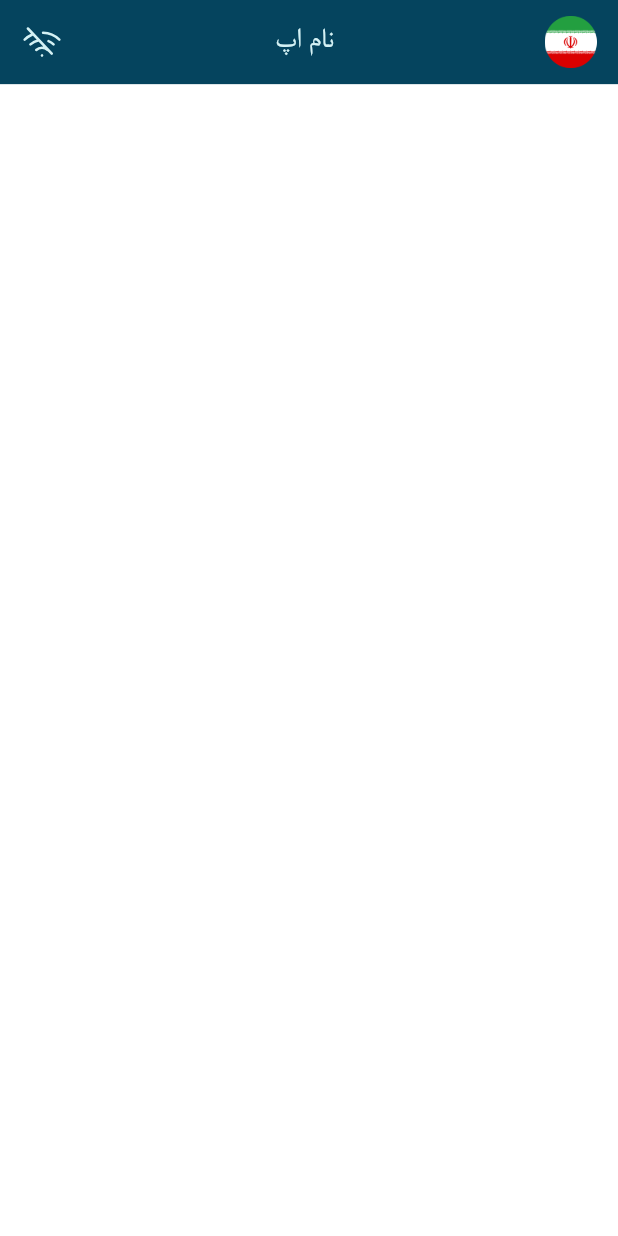
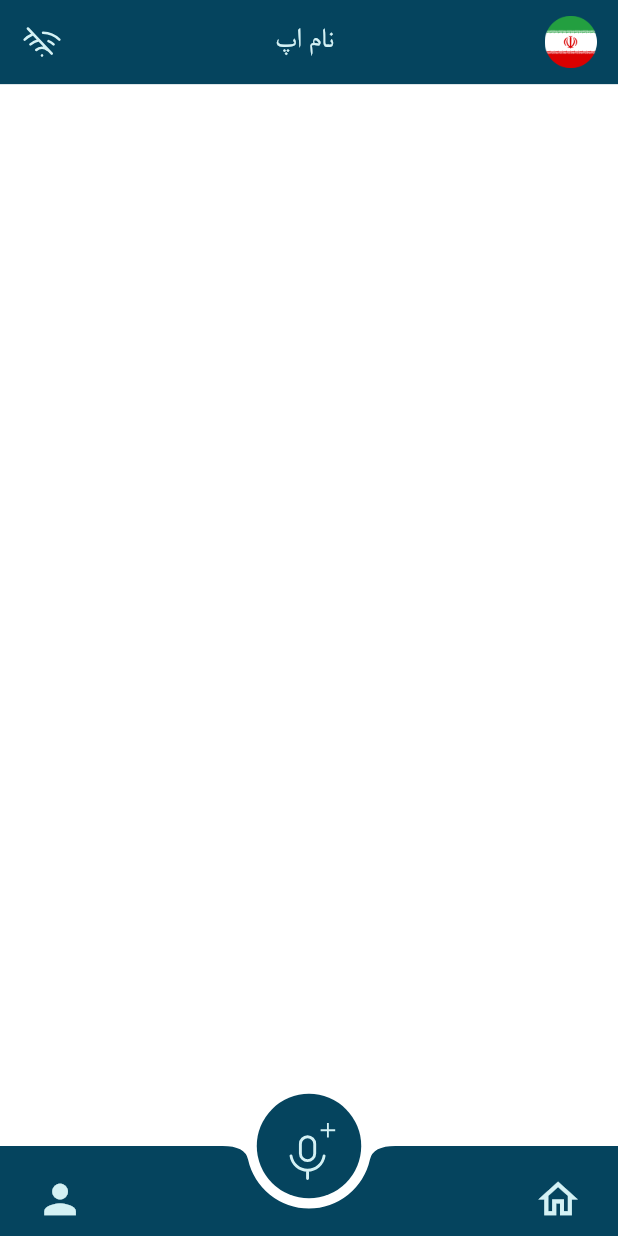
Before and after one commit to alibakhsha/voie_writer, a Flutter app: the screen it shows after launch, on a phone screen of 412 x 824 dp. Run offline on Flutter 3.47's test engine with Material 3 defaults, Android fonts, the light colour scheme and no system bars; our stand-ins replace flutter_bloc, flutter_screenutil, flutter_svg.

Commit message:
UPDATE: add bottom nav

```diff
--- a/lib/gen/assets.gen.dart
+++ b/lib/gen/assets.gen.dart
@@ -15,11 +15,14 @@ class $AssetsIconsGen {
   /// File path: assets/icons/iran.png
   AssetGenImage get iran => const AssetGenImage('assets/icons/iran.png');
 
+  /// File path: assets/icons/mic.svg
+  String get mic => 'assets/icons/mic.svg';
+
   /// File path: assets/icons/wifi-off.svg
   String get wifiOff => 'assets/icons/wifi-off.svg';
 
   /// List of all assets
-  List<dynamic> get values => [iran, wifiOff];
+  List<dynamic> get values => [iran, mic, wifiOff];
 }
 
 class Assets {
--- /dev/null
+++ b/lib/logic/cubit/bottom_nav/bottom_nav_cubit.dart
@@ -0,0 +1,7 @@
+import 'package:flutter_bloc/flutter_bloc.dart';
+
+class BottomNavCubit extends Cubit<int>{
+  BottomNavCubit(): super(0);
+
+  void changeTab(int index) => emit(index);
+}
--- a/lib/main.dart
+++ b/lib/main.dart
@@ -1,13 +1,25 @@
 import 'package:flutter/material.dart';
+import 'package:flutter_bloc/flutter_bloc.dart';
 import 'package:flutter_screenutil/flutter_screenutil.dart';
+import 'package:voie_writer/logic/cubit/bottom_nav/bottom_nav_cubit.dart';
 import 'package:voie_writer/presentation/screens/home_screen.dart';
 
 void main() {
-  runApp(MaterialApp(
-    debugShowCheckedModeBanner: false,
-    home: ScreenUtilInit(
-      designSize: const Size(393,852),
-      child: HomeScreen(),
+  runApp(
+    MaterialApp(
+      debugShowCheckedModeBanner: false,
+      home: ScreenUtilInit(
+        designSize: const Size(393, 852),
+        builder:
+            (context, child) => MultiBlocProvider(
+              providers: [
+                BlocProvider<BottomNavCubit>(
+                  create: (context) => BottomNavCubit(),
+                ),
+              ],
+              child: HomeScreen(),
+            ),
+      ),
     ),
-  ));
+  );
 }
--- a/lib/presentation/screens/home_screen.dart
+++ b/lib/presentation/screens/home_screen.dart
@@ -1,7 +1,10 @@
-import 'package:flutter/cupertino.dart';
 import 'package:flutter/material.dart';
+import 'package:flutter_screenutil/flutter_screenutil.dart';
+import 'package:flutter_svg/svg.dart';
 import 'package:voie_writer/constant/app_color.dart';
+import 'package:voie_writer/gen/assets.gen.dart';
 import 'package:voie_writer/presentation/widgets/app_bar.dart';
+import 'package:voie_writer/presentation/widgets/bottom_nav.dart';
 
 class HomeScreen extends StatelessWidget {
   const HomeScreen({super.key});
@@ -10,9 +13,31 @@ class HomeScreen extends StatelessWidget {
   Widget build(BuildContext context) {
     return SafeArea(
       child: Scaffold(
+        extendBody: true,
         backgroundColor: AppColor.appBackgroundColor,
         appBar: appBar("نام اپ"),
         body: Container(),
+        bottomNavigationBar: BottomNav(),
+        floatingActionButton: SizedBox(
+          width: 72.w,
+          height: 72.h,
+          child: FloatingActionButton(
+            elevation: 0,
+            onPressed: () {},
+            backgroundColor: AppColor.appBarColor,
+            shape: const CircleBorder(),
+            child: Padding(
+              padding: const EdgeInsets.all(8.0),
+              child: SvgPicture.asset(
+                Assets.icons.mic,
+                color: AppColor.appBarTextColor,
+                width: 38.w,
+                height: 52.h,
+              ),
+            ),
+          ),
+        ),
+        floatingActionButtonLocation: FloatingActionButtonLocation.centerDocked,
       ),
     );
   }
--- a/lib/presentation/widgets/app_bar.dart
+++ b/lib/presentation/widgets/app_bar.dart
@@ -1,4 +1,3 @@
-import 'package:flutter/cupertino.dart';
 import 'package:flutter/material.dart';
 import 'package:flutter_screenutil/flutter_screenutil.dart';
 import 'package:flutter_svg/flutter_svg.dart';
--- /dev/null
+++ b/lib/presentation/widgets/bottom_nav.dart
@@ -0,0 +1,49 @@
+import 'package:flutter/cupertino.dart';
+import 'package:flutter/material.dart';
+import 'package:flutter_bloc/flutter_bloc.dart';
+import 'package:flutter_screenutil/flutter_screenutil.dart';
+import 'package:voie_writer/constant/app_color.dart';
+
+import '../../logic/cubit/bottom_nav/bottom_nav_cubit.dart';
+
+class BottomNav extends StatelessWidget {
+  const BottomNav({super.key});
+
+  @override
+  Widget build(BuildContext context) {
+    return BottomAppBar(
+      shape: CircularNotchedRectangle(),
+      notchMargin: 4.h,
+      color: AppColor.appBarColor,
+      height: 62.h,
+      child: Row(
+        mainAxisAlignment: MainAxisAlignment.spaceBetween,
+        children: [
+          IconButton(
+            icon: BlocBuilder<BottomNavCubit, int>(
+              builder:
+                  (context, state) => Icon(
+                    state == 1? Icons.person_outlined: Icons.person,
+                    size: 30.w,
+                    color: AppColor.appBarTextColor,
+                  ),
+            ),
+            onPressed: () => context.read<BottomNavCubit>().changeTab(0),
+          ),
+          SizedBox(width: 40),
+          IconButton(
+            icon: BlocBuilder<BottomNavCubit, int>(
+              builder:
+                  (context, state) => Icon(
+                    state == 1? Icons.home: Icons.home_outlined,
+                    size: 30.w,
+                    color: AppColor.appBarTextColor,
+                  ),
+            ),
+            onPressed: () => context.read<BottomNavCubit>().changeTab(1),
+          ),
+        ],
+      ),
+    );
+  }
+}
--- a/pubspec.yaml
+++ b/pubspec.yaml
@@ -36,6 +36,7 @@ dependencies:
   cupertino_icons: ^1.0.8
   flutter_screenutil: ^5.9.3
   flutter_svg: ^2.0.17
+  flutter_bloc: ^9.0.0
 
 dev_dependencies:
   flutter_test:
```
Also changed, not shown: assets/icons/mic.svg (added), pubspec.lock.
